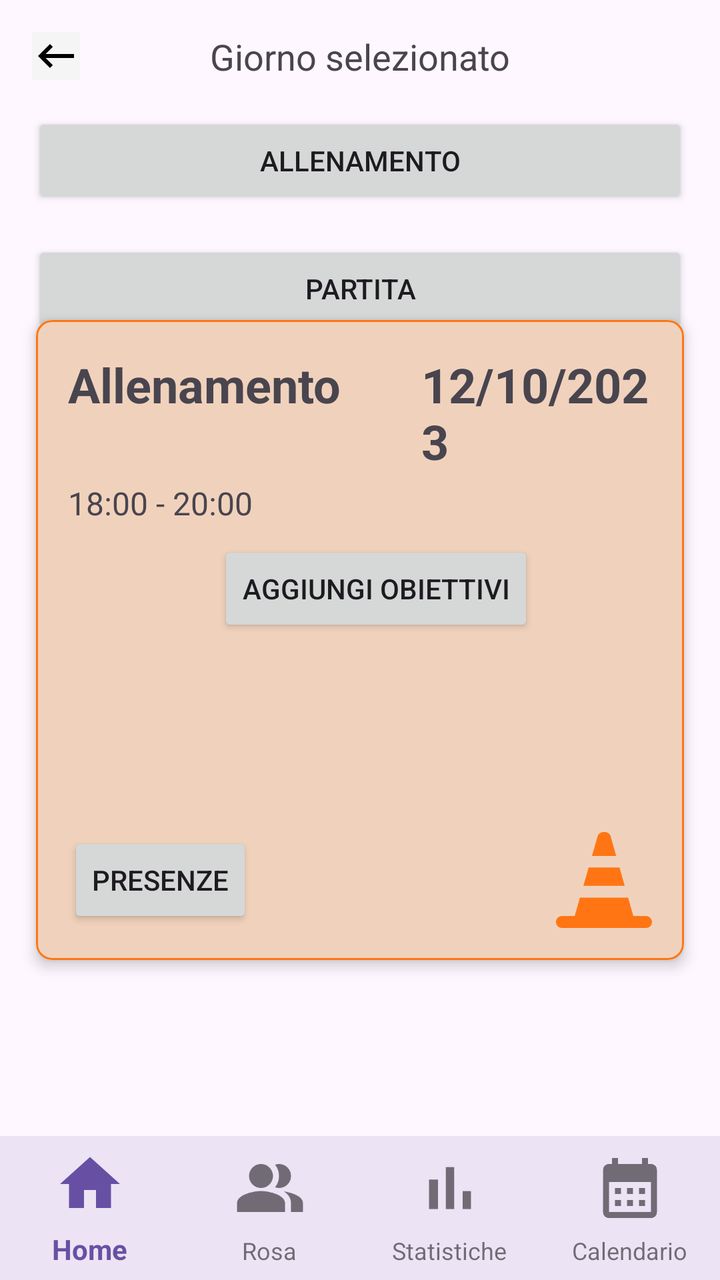
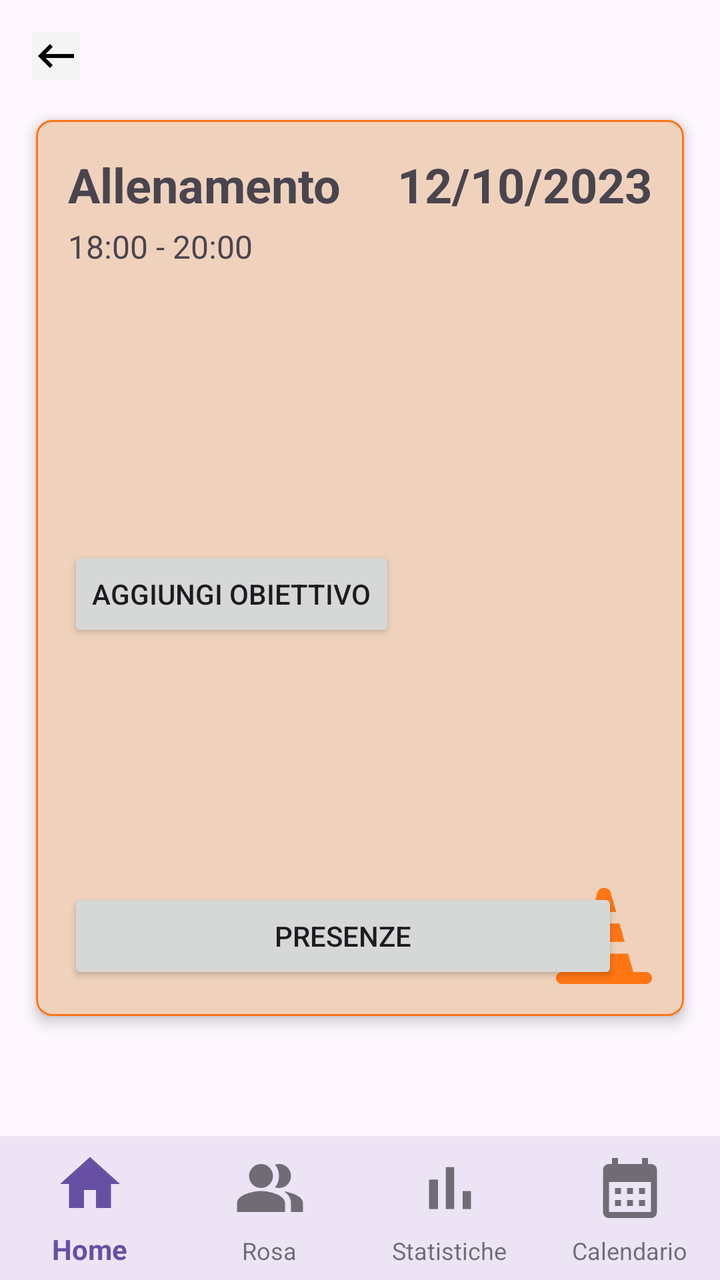

Screens rendered from an Android XML layout before and after an edit, with the pre-edit source and the edit as a unified diff.
<!-- AndroidManifest.xml: application theme Theme.YouCoach -->
<!-- res/layout/activity_dettaglio_giorno.xml -->
<androidx.constraintlayout.widget.ConstraintLayout
    xmlns:android="http://schemas.android.com/apk/res/android"
    xmlns:app="http://schemas.android.com/apk/res-auto"
    android:layout_width="match_parent"
    android:layout_height="match_parent">



    <ImageButton
        android:id="@+id/back_button"
        android:layout_width="wrap_content"
        android:layout_height="wrap_content"
        android:layout_marginStart="16dp"
        android:layout_marginTop="16dp"
        android:background="@color/background_grey"
        android:src="@drawable/arrow_back"
        app:layout_constraintStart_toStartOf="parent"
        app:layout_constraintTop_toTopOf="parent" />
    
    <TextView
        android:id="@+id/txtDay"
        android:layout_width="wrap_content"
        android:layout_height="wrap_content"
        android:text="Giorno selezionato"
        android:textSize="18sp"
        android:layout_marginBottom="16dp"
        android:layout_marginTop="16dp"
        app:layout_constraintTop_toTopOf="parent"
        app:layout_constraintStart_toStartOf="parent"
        app:layout_constraintEnd_toEndOf="parent" />

    
    <Button
        android:id="@+id/btnTraining"
        android:layout_width="0dp"
        android:layout_height="wrap_content"
        android:text="Allenamento"
        app:layout_constraintTop_toBottomOf="@id/txtDay"
        app:layout_constraintStart_toStartOf="parent"
        app:layout_constraintEnd_toEndOf="parent"
        android:layout_marginEnd="16dp"
        android:layout_marginStart="16dp"
        android:layout_marginTop="16dp" />

    
    <Button
        android:id="@+id/btnMatch"
        android:layout_width="0dp"
        android:layout_height="wrap_content"
        android:text="Partita"
        app:layout_constraintTop_toBottomOf="@id/btnTraining"
        app:layout_constraintStart_toStartOf="parent"
        app:layout_constraintEnd_toEndOf="parent"
        android:layout_marginEnd="16dp"
        android:layout_marginStart="16dp"
        android:layout_marginTop="16dp" />

    



    <com.google.android.material.card.MaterialCardView
        android:layout_width="0dp"
        android:layout_height="0dp"
        app:layout_constraintWidth_percent="0.9"
        app:layout_constraintHeight_percent="0.5"
        app:layout_constraintTop_toTopOf="parent"
        app:layout_constraintBottom_toBottomOf="parent"
        app:layout_constraintStart_toStartOf="parent"
        app:layout_constraintEnd_toEndOf="parent"
        app:cardCornerRadius="8dp"
        app:cardBackgroundColor="@color/background_training_card"
        app:cardElevation="4dp"
        app:strokeWidth="1dp"
        app:strokeColor="@color/background_orange">


        <androidx.constraintlayout.widget.ConstraintLayout
            android:layout_width="match_parent"
            android:layout_height="match_parent"
            android:padding="16dp">

            
            <TextView
                android:id="@+id/card_title"
                android:layout_width="0dp"
                android:layout_height="wrap_content"
                android:text="Allenamento"
                android:textSize="24sp"
                android:textStyle="bold"
                app:layout_constraintTop_toTopOf="parent"
                app:layout_constraintStart_toStartOf="parent"/>

            
            <TextView
                android:id="@+id/card_date"
                android:layout_width="0dp"
                android:layout_height="wrap_content"
                android:text="12/10/2023"
                android:textSize="24sp"
                android:textStyle="bold"
                android:layout_marginStart="40dp"
                app:layout_constraintTop_toTopOf="parent"
                app:layout_constraintStart_toEndOf="@+id/card_title"
                app:layout_constraintEnd_toEndOf="parent" />

            
            <TextView
                android:id="@+id/card_time"
                android:layout_width="0dp"
                android:layout_height="wrap_content"
                android:text="18:00 - 20:00"
                android:textSize="16dp"
                android:layout_marginTop="4dp"
                app:layout_constraintTop_toBottomOf="@id/card_date"
                app:layout_constraintStart_toStartOf="parent"
                app:layout_constraintEnd_toEndOf="parent" />

            
            <androidx.constraintlayout.widget.ConstraintLayout
                android:layout_width="wrap_content"
                android:layout_height="wrap_content"
                android:layout_marginTop="8dp"
                app:layout_constraintTop_toBottomOf="@id/card_time"
                app:layout_constraintStart_toStartOf="parent"
                app:layout_constraintEnd_toEndOf="parent">

                
                <androidx.recyclerview.widget.RecyclerView
                    android:id="@+id/recycler_goals"
                    android:layout_width="0dp"
                    android:layout_height="wrap_content"
                    app:layout_constraintTop_toTopOf="parent"
                    app:layout_constraintStart_toStartOf="parent"
                    app:layout_constraintBottom_toBottomOf="parent" />

                
                <Button
                    android:id="@+id/btn_add_goal"
                    android:layout_width="wrap_content"
                    android:layout_height="wrap_content"
                    android:text="Aggiungi obiettivi"
                    android:layout_marginStart="16dp"
                    app:layout_constraintTop_toTopOf="parent"
                    app:layout_constraintStart_toEndOf="@+id/recycler_goals"
                    app:layout_constraintEnd_toEndOf="parent"
                    app:layout_constraintBottom_toBottomOf="parent" />

            </androidx.constraintlayout.widget.ConstraintLayout>

            
            <Button
                android:id="@+id/card_button"
                android:layout_width="wrap_content"
                android:layout_height="wrap_content"
                android:text="Presenze"
                android:layout_marginTop="16dp"
                app:layout_constraintBottom_toBottomOf="parent"
                app:layout_constraintStart_toStartOf="parent" />

            
            <ImageView
                android:id="@+id/training_icon"
                android:layout_width="wrap_content"
                android:layout_height="wrap_content"
                android:src="@drawable/training_cone"
                android:layout_marginTop="16dp"
                app:layout_constraintEnd_toEndOf="parent"
                app:layout_constraintBottom_toBottomOf="parent" />

        </androidx.constraintlayout.widget.ConstraintLayout>

    </com.google.android.material.card.MaterialCardView>

    <com.google.android.material.bottomnavigation.BottomNavigationView
        android:id="@+id/bottom_navigation"
        android:layout_width="0dp"
        android:layout_height="72dp"
        android:background="?android:attr/windowBackground"
        app:labelVisibilityMode="labeled"
        app:menu="@menu/bottom_nav_menu"
        style="@style/BottomNavigationViewStyle"
        app:layout_constraintBottom_toBottomOf="parent"
        app:layout_constraintStart_toStartOf="parent"
        app:layout_constraintEnd_toEndOf="parent" />

</androidx.constraintlayout.widget.ConstraintLayout>
<!-- resources referenced by this layout -->
<resources>
  <color name="background_grey">#F5F5F5</color>
  <color name="background_orange">#ff7514</color>
  <color name="background_training_card">#f0d2bc</color>
  <!-- drawable arrow_back (drawable) -->
  <vector xmlns:android="http://schemas.android.com/apk/res/android" android:autoMirrored="true" android:height="24dp" android:tint="#000000" android:viewportHeight="24" android:viewportWidth="24" android:width="24dp">
        
      <path android:fillColor="@android:color/white" android:pathData="M21,11H6.83l3.58,-3.59L9,6l-6,6 6,6 1.41,-1.41L6.83,13H21z"/>
      
  </vector>
  <!-- drawable training_cone (drawable) -->
  <vector xmlns:android="http://schemas.android.com/apk/res/android" android:height="47.867188dp" android:viewportHeight="122.54" android:viewportWidth="122.88" android:width="48dp">
        
      <path android:fillColor="#ff7514" android:fillType="evenOdd" android:pathData="M7.68,107.18h16.25l6.72,-23.29H92.3l6.65,23.29h16.25c4.22,0 7.68,3.46 7.68,7.68v0c0,4.22 -3.46,7.68 -7.68,7.68H7.68c-4.22,0 -7.68,-3.46 -7.68,-7.68v0C0,110.64 3.46,107.18 7.68,107.18L7.68,107.18zM35.05,68.64l6.74,-23.36h39.49l6.67,23.36H35.05L35.05,68.64zM46.04,30.55l7.45,-25.81c2.5,-6.31 13.92,-6.33 16.23,0.05l7.35,25.76H46.04L46.04,30.55z"/>
      
  </vector>
  <style name="BottomNavigationViewStyle" parent="Widget.MaterialComponents.BottomNavigationView">
          <item name="itemIconSize">36dp</item> 
          <item name="itemTextAppearanceActive">@style/ActiveTextStyle</item> 
          <item name="itemTextAppearanceInactive">@style/InactiveTextStyle</item> 
      </style>
  <style name="Theme.YouCoach" parent="Base.Theme.YouCoach" />
  <style name="ActiveTextStyle" parent="TextAppearance.AppCompat.Small">
          <item name="android:textSize">14sp</item>
      </style>
  <style name="InactiveTextStyle" parent="TextAppearance.AppCompat.Small">
          <item name="android:textSize">12sp</item>
      </style>
  <style name="Base.Theme.YouCoach" parent="Theme.Material3.DayNight.NoActionBar">
          
          
      </style>
</resources>

<!-- the commit's change to res/layout/activity_dettaglio_giorno.xml (unified diff, before → after) -->
@@ -1,6 +1,7 @@
 <androidx.constraintlayout.widget.ConstraintLayout
     xmlns:android="http://schemas.android.com/apk/res/android"
     xmlns:app="http://schemas.android.com/apk/res-auto"
+    xmlns:tools="http://schemas.android.com/tools"
     android:layout_width="match_parent"
     android:layout_height="match_parent">
 
@@ -17,43 +18,6 @@
         app:layout_constraintStart_toStartOf="parent"
         app:layout_constraintTop_toTopOf="parent" />
     
-    <TextView
-        android:id="@+id/txtDay"
-        android:layout_width="wrap_content"
-        android:layout_height="wrap_content"
-        android:text="Giorno selezionato"
-        android:textSize="18sp"
-        android:layout_marginBottom="16dp"
-        android:layout_marginTop="16dp"
-        app:layout_constraintTop_toTopOf="parent"
-        app:layout_constraintStart_toStartOf="parent"
-        app:layout_constraintEnd_toEndOf="parent" />
-
-    
-    <Button
-        android:id="@+id/btnTraining"
-        android:layout_width="0dp"
-        android:layout_height="wrap_content"
-        android:text="Allenamento"
-        app:layout_constraintTop_toBottomOf="@id/txtDay"
-        app:layout_constraintStart_toStartOf="parent"
-        app:layout_constraintEnd_toEndOf="parent"
-        android:layout_marginEnd="16dp"
-        android:layout_marginStart="16dp"
-        android:layout_marginTop="16dp" />
-
-    
-    <Button
-        android:id="@+id/btnMatch"
-        android:layout_width="0dp"
-        android:layout_height="wrap_content"
-        android:text="Partita"
-        app:layout_constraintTop_toBottomOf="@id/btnTraining"
-        app:layout_constraintStart_toStartOf="parent"
-        app:layout_constraintEnd_toEndOf="parent"
-        android:layout_marginEnd="16dp"
-        android:layout_marginStart="16dp"
-        android:layout_marginTop="16dp" />
 
     
 
@@ -63,9 +27,9 @@
         android:layout_width="0dp"
         android:layout_height="0dp"
         app:layout_constraintWidth_percent="0.9"
-        app:layout_constraintHeight_percent="0.5"
+        app:layout_constraintHeight_percent="0.7"
         app:layout_constraintTop_toTopOf="parent"
-        app:layout_constraintBottom_toBottomOf="parent"
+        app:layout_constraintBottom_toTopOf="@+id/bottom_navigation"
         app:layout_constraintStart_toStartOf="parent"
         app:layout_constraintEnd_toEndOf="parent"
         app:cardCornerRadius="8dp"
@@ -86,75 +50,73 @@
                 android:layout_width="0dp"
                 android:layout_height="wrap_content"
                 android:text="Allenamento"
-                android:textSize="24sp"
+                android:textSize="24dp"
                 android:textStyle="bold"
-                app:layout_constraintTop_toTopOf="parent"
-                app:layout_constraintStart_toStartOf="parent"/>
+                app:layout_constraintStart_toStartOf="parent"
+                app:layout_constraintTop_toTopOf="parent" />
 
             
             <TextView
                 android:id="@+id/card_date"
                 android:layout_width="0dp"
                 android:layout_height="wrap_content"
+                android:layout_marginStart="40dp"
                 android:text="12/10/2023"
                 android:textSize="24sp"
                 android:textStyle="bold"
-                android:layout_marginStart="40dp"
-                app:layout_constraintTop_toTopOf="parent"
-                app:layout_constraintStart_toEndOf="@+id/card_title"
-                app:layout_constraintEnd_toEndOf="parent" />
+                app:layout_constraintEnd_toEndOf="parent"
+                app:layout_constraintTop_toTopOf="parent" />
 
             
             <TextView
                 android:id="@+id/card_time"
                 android:layout_width="0dp"
                 android:layout_height="wrap_content"
+                android:layout_marginTop="4dp"
                 android:text="18:00 - 20:00"
                 android:textSize="16dp"
-                android:layout_marginTop="4dp"
-                app:layout_constraintTop_toBottomOf="@id/card_date"
+                app:layout_constraintEnd_toEndOf="parent"
                 app:layout_constraintStart_toStartOf="parent"
-                app:layout_constraintEnd_toEndOf="parent" />
+                app:layout_constraintTop_toBottomOf="@id/card_date" />
 
             
             <androidx.constraintlayout.widget.ConstraintLayout
-                android:layout_width="wrap_content"
+                android:layout_width="0dp"
                 android:layout_height="wrap_content"
                 android:layout_marginTop="8dp"
+                android:layout_marginBottom="8dp"
+                app:layout_constraintEnd_toEndOf="parent"
+                app:layout_constraintStart_toStartOf="parent"
                 app:layout_constraintTop_toBottomOf="@id/card_time"
-                app:layout_constraintStart_toStartOf="parent"
-                app:layout_constraintEnd_toEndOf="parent">
+                app:layout_constraintBottom_toTopOf="@id/presenze_button">
 
                 
                 <androidx.recyclerview.widget.RecyclerView
                     android:id="@+id/recycler_goals"
                     android:layout_width="0dp"
                     android:layout_height="wrap_content"
-                    app:layout_constraintTop_toTopOf="parent"
                     app:layout_constraintStart_toStartOf="parent"
-                    app:layout_constraintBottom_toBottomOf="parent" />
+                    app:layout_constraintTop_toTopOf="parent" />
 
                 
                 <Button
                     android:id="@+id/btn_add_goal"
                     android:layout_width="wrap_content"
                     android:layout_height="wrap_content"
-                    android:text="Aggiungi obiettivi"
-                    android:layout_marginStart="16dp"
-                    app:layout_constraintTop_toTopOf="parent"
-                    app:layout_constraintStart_toEndOf="@+id/recycler_goals"
-                    app:layout_constraintEnd_toEndOf="parent"
-                    app:layout_constraintBottom_toBottomOf="parent" />
+                    android:layout_marginTop="16dp"
+                    android:text="Aggiungi Obiettivo"
+                    app:layout_constraintStart_toStartOf="parent"
+                    app:layout_constraintTop_toBottomOf="@+id/recycler_goals" />
 
             </androidx.constraintlayout.widget.ConstraintLayout>
 
             
             <Button
-                android:id="@+id/card_button"
-                android:layout_width="wrap_content"
+                android:id="@+id/presenze_button"
+                android:layout_width="275dp"
                 android:layout_height="wrap_content"
                 android:text="Presenze"
-                android:layout_marginTop="16dp"
+                android:textAllCaps="true"
                 app:layout_constraintBottom_toBottomOf="parent"
                 app:layout_constraintStart_toStartOf="parent" />
 
@@ -163,10 +125,10 @@
                 android:id="@+id/training_icon"
                 android:layout_width="wrap_content"
                 android:layout_height="wrap_content"
+                android:layout_marginTop="16dp"
                 android:src="@drawable/training_cone"
-                android:layout_marginTop="16dp"
-                app:layout_constraintEnd_toEndOf="parent"
-                app:layout_constraintBottom_toBottomOf="parent" />
+                app:layout_constraintBottom_toBottomOf="parent"
+                app:layout_constraintEnd_toEndOf="parent" />
 
         </androidx.constraintlayout.widget.ConstraintLayout>
 
